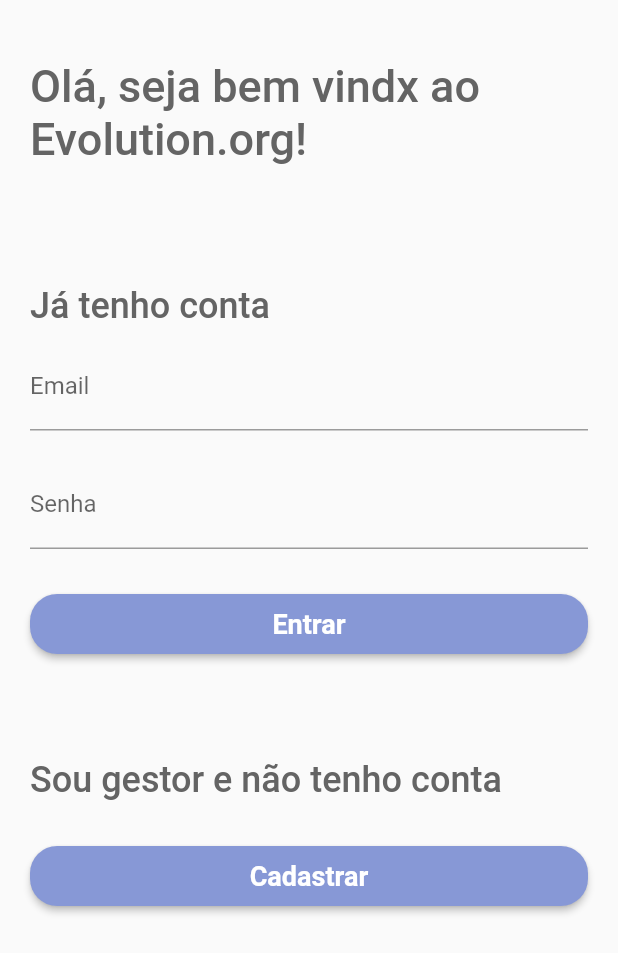
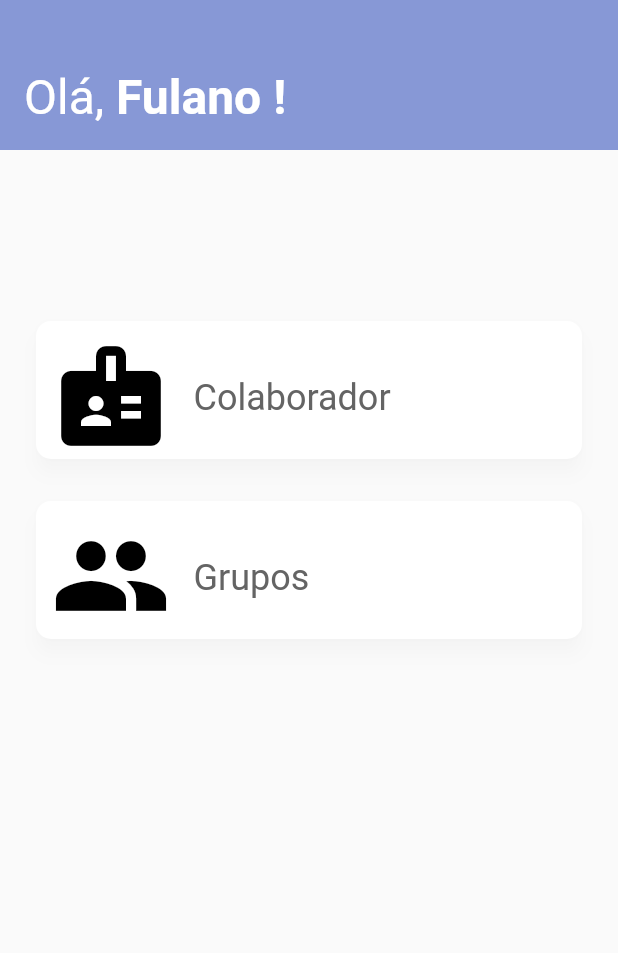
Before and after one commit to EvolutionAppOrganization/evolutionApp, a Flutter app: the screen it shows after launch, on a phone screen of 412 x 824 dp. Shown: the top 953 px of the screen. Run offline on Flutter 3.47's test engine with Material 2 defaults, Android fonts, the phone set to English and light mode, and no system bars.

Commit message:
priimeiro push

```diff
--- a/evolution_org/lib/main.dart
+++ b/evolution_org/lib/main.dart
@@ -1,9 +1,11 @@
 import 'package:evolution_org/view/cadastro/cadastro.dart';
+import 'package:evolution_org/view/crie-grupo/crie-grupo.dart';
 import 'package:evolution_org/view/initial/initial.dart';
+import 'package:evolution_org/view/tela-inicial-logado/tela-inicial.logado.dart';
 import 'package:flutter/material.dart';
 
 void main() {
-  runApp(const Initial());
+  runApp(const InitialLogged());
 }
 
 // class MyApp extends StatelessWidget {
--- a/evolution_org/lib/view/cadastro/cadastro.dart
+++ b/evolution_org/lib/view/cadastro/cadastro.dart
@@ -27,30 +27,56 @@ class MyStatefulWidget extends StatefulWidget {
 }
 
 class _MyStatefulWidgetState extends State<MyStatefulWidget> {
-    TextEditingController nomeController = TextEditingController();
-      TextEditingController sobrenomeController = TextEditingController();
+  TextEditingController nomeController = TextEditingController();
+  TextEditingController sobrenomeController = TextEditingController();
   TextEditingController emailController = TextEditingController();
   TextEditingController passwordController = TextEditingController();
   static const colorText = Color.fromARGB(255, 100, 100, 100);
+  var firstText = RichText(
+    text: TextSpan(
+      style: const TextStyle(
+        fontSize: 24.0,
+        color: colorText,
+      ),
+      children: <TextSpan>[
+        TextSpan(text: 'Informações '),
+        TextSpan(
+            text: 'cadastrais',
+            style: const TextStyle(fontWeight: FontWeight.bold)),
+      ],
+    ),
+  );
+
+  var secondText = RichText(
+    text: TextSpan(
+
+      style: const TextStyle(
+        fontSize: 24.0,
+        color: colorText,
+      ),
+      children: <TextSpan>[
+        TextSpan(text: 'Crie um '),
+        TextSpan(
+            text: 'grupo ',
+            style: const TextStyle(fontWeight: FontWeight.bold)),
+        TextSpan(text: 'do seu time'),
+      ],
+    ),
+  );
+
+    String dropdownValue = 'One';
 
   @override
   Widget build(BuildContext context) {
     return Padding(
-        padding: const EdgeInsets.fromLTRB(10, 40, 10, 0),
+        padding: const EdgeInsets.fromLTRB(10, 150, 10, 0),
         // child: Center(
         child: ListView(
           children: <Widget>[
             Container(
                 // alignment: Alignment.center,
                 padding: const EdgeInsets.all(10),
-                child: const Text(
-                  'Informações cadastrais',
-                  textAlign: TextAlign.left,
-                  style: TextStyle(
-                      color: colorText,
-                      fontWeight: FontWeight.w500,
-                      fontSize: 24),
-                )),
+                child: firstText),
             Container(
               padding: const EdgeInsets.all(10),
               child: TextField(
@@ -94,7 +120,7 @@ class _MyStatefulWidgetState extends State<MyStatefulWidget> {
             ),
             Container(
                 height: 70,
-                padding: const EdgeInsets.fromLTRB(10, 30, 10, 0),
+                padding: const EdgeInsets.fromLTRB(50, 30, 50, 0),
                 child: ElevatedButton(
                   style: ButtonStyle(
                       backgroundColor:
@@ -111,77 +137,14 @@ class _MyStatefulWidgetState extends State<MyStatefulWidget> {
                     print(emailController.text);
                     print(passwordController.text);
                   },
-                )),
-            Container(
-                padding: const EdgeInsets.fromLTRB(10, 70, 10, 0),
-                child: const Text(
-                  'Sou gestor e não tenho conta',
-                  textAlign: TextAlign.left,
-                  style: TextStyle(
-                      color: colorText,
-                      fontWeight: FontWeight.w500,
-                      fontSize: 30),
-                )),
-            Container(
-                height: 70,
-                padding: const EdgeInsets.fromLTRB(10, 30, 10, 0),
-                child: ElevatedButton(
-                  style: ButtonStyle(
-                      backgroundColor:
-                          MaterialStateProperty.all<Color>(Color(0xff8798D6)),
-                      shape: MaterialStateProperty.all<RoundedRectangleBorder>(
-                          RoundedRectangleBorder(
-                        borderRadius: BorderRadius.circular(18.0),
-                      ))),
-                  child: const Text(
-                    'Cadastrar',
-                    style: TextStyle(fontSize: 18, fontWeight: FontWeight.bold),
-                  ),
-                  onPressed: () {
-                    print(emailController.text);
-                    print(passwordController.text);
-                  },
-                ))
-            // Row(
-            //   children: <Widget>[
-            //     const Text('Does not have account?'),
-            //     TextButton(
-            //       child: const Text(
-            //         'Sign in',
-            //         style: TextStyle(fontSize: 20),
-            //       ),
-            //       onPressed: () {
-            //         //signup screen
-            //       },
-            //     )
-            //   ],
-            //   mainAxisAlignment: MainAxisAlignment.center,
-            // ),
+                )
+                ),
+
+
           ],
         )
         // )
         );
   }
-  // Widget build(BuildContext context) {
-  //   return Padding(
-  //       padding: const EdgeInsets.all(30.0),
-  //       // appBar: AppBar(
-  //       //   backgroundColor: Color(0xff8798D6),
-  //       //   title: Text('Olá, seja bem vindo ao Evolution.org',
-  //       //       style: TextStyle(color: Colors.white)),
-  //       // ),
-  //       child: ListView(children: <Widget>[
-  //            Container(
-  //             padding: const EdgeInsets.all(10),
-  //             child: TextField(
-  //               decoration: const InputDecoration(
-  //                 border: OutlineInputBorder(),
-  //                 labelText: 'User Name',
-  //               ),
-  //             ),
-  //           ),
-  //       ]
-  //       )
-  //       );
-  // }
+
 }
--- /dev/null
+++ b/evolution_org/lib/view/crie-grupo/crie-grupo.dart
@@ -0,0 +1,135 @@
+import 'package:flutter/material.dart';
+
+void main() => runApp(const CrieGrupo());
+
+class CrieGrupo extends StatelessWidget {
+  const CrieGrupo({Key? key}) : super(key: key);
+
+  static const String _title = 'Evolution.org';
+
+  @override
+  Widget build(BuildContext context) {
+    return MaterialApp(
+      title: _title,
+      home: Scaffold(
+        appBar: null,
+        body: Center(child: const MyStatefulWidget()),
+      ),
+    );
+  }
+}
+
+class MyStatefulWidget extends StatefulWidget {
+  const MyStatefulWidget({Key? key}) : super(key: key);
+
+  @override
+  State<MyStatefulWidget> createState() => _MyStatefulWidgetState();
+}
+
+class _MyStatefulWidgetState extends State<MyStatefulWidget> {
+  TextEditingController nomeController = TextEditingController();
+  TextEditingController sobrenomeController = TextEditingController();
+  TextEditingController emailController = TextEditingController();
+  TextEditingController passwordController = TextEditingController();
+  static const colorText = Color.fromARGB(255, 100, 100, 100);
+  var firstText = RichText(
+    text: TextSpan(
+      style: const TextStyle(
+        fontSize: 24.0,
+        color: colorText,
+      ),
+      children: <TextSpan>[
+           TextSpan(
+            text: 'Configure ',
+            style: const TextStyle(fontWeight: FontWeight.bold)),
+        TextSpan(text: 'seu grupo '),
+      ],
+    ),
+  );
+  var longText = RichText(
+    text: TextSpan(
+      style: const TextStyle(
+        fontSize: 18,
+        color: colorText,
+      ),
+      children: <TextSpan>[
+        TextSpan(text: "Aqui você colocará as pessoas que fazem parte do seu time, os seus liderados.",
+        style: TextStyle(height: 1.5))
+      ],
+    ),
+  );
+    var longTextPartTwo = RichText(
+    text: TextSpan(
+      style: const TextStyle(
+        fontSize: 18,
+        color: colorText,
+      ),
+      children: <TextSpan>[
+        TextSpan(text: "Cada pessoa só pode ser adicionada à um único grupo. ",
+        style: TextStyle(height: 1.5)
+        )
+      ],
+    ),
+  );
+    String dropdownValue = 'One';
+
+  @override
+  Widget build(BuildContext context) {
+    return Padding(
+        padding: const EdgeInsets.fromLTRB(25, 150, 25, 0),
+        // child: Center(
+        child: ListView(
+          children: <Widget>[
+           Container(
+                    // alignment: Alignment.center,
+                    padding: const EdgeInsets.fromLTRB(10, 10, 10, 40),
+                    child: firstText
+                  ),
+            Container(
+                    // alignment: Alignment.center,
+                    padding: const EdgeInsets.all(10),
+                    child: longText
+                  ),
+            Container(
+                    // alignment: Alignment.center,
+                    padding: const EdgeInsets.all(10),
+                    child: longTextPartTwo
+                  ),
+
+                  Container(
+                      height: 70,
+                      padding: const EdgeInsets.fromLTRB(50, 30, 50, 0),
+                      child: ElevatedButton(
+                        style: ButtonStyle(
+                          backgroundColor: MaterialStateProperty.all<Color>(Color(0xff8798D6)),
+                          shape: MaterialStateProperty.all<RoundedRectangleBorder>(
+                            RoundedRectangleBorder(
+                              borderRadius: BorderRadius.circular(18.0),
+                            )
+                          )
+                        ),
+                        child: const Text(
+                          'Configurar agora',
+                          style: TextStyle(
+                            fontSize: 18,
+                            fontWeight: FontWeight.bold
+                          ),
+                        ),
+                        onPressed: () {
+
+                        },
+                      )
+                    ),
+                    Container(
+                      padding: EdgeInsets.only(top:20),
+                      child: Center(
+                        child: const Text("Configurar depois"),
+                        )
+                    ),
+          ],
+        )
+        // )
+        );
+  }
+
+}
--- a/evolution_org/lib/view/initial/initial.dart
+++ b/evolution_org/lib/view/initial/initial.dart
@@ -32,37 +32,68 @@ class _MyStatefulWidgetState extends State<MyStatefulWidget> {
   TextEditingController nameController = TextEditingController();
   TextEditingController passwordController = TextEditingController();
   static const colorText = Color.fromARGB(255, 100, 100, 100);
+  var textCad = RichText(
+    text: TextSpan(
+      // Note: Styles for TextSpans must be explicitly defined.
+      // Child text spans will inherit styles from parent
+      style: const TextStyle(
+        fontSize: 22.0,
+        color: colorText,
+      ),
+      children: <TextSpan>[
+        TextSpan(text: 'Sou '),
+        TextSpan(text: 'gestor ', style: const TextStyle(fontWeight: FontWeight.bold)),
+        TextSpan(text: 'e '),
+          TextSpan(text: 'não tenho conta ', style: const TextStyle(fontWeight: FontWeight.bold)),
+      ],
+    ),
+  );
 
+    var textLogin = RichText(
+    text: TextSpan(
+      // Note: Styles for TextSpans must be explicitly defined.
+      // Child text spans will inherit styles from parent
+      style: const TextStyle(
+        fontSize: 22.0,
+        color: colorText,
+      ),
+      children: <TextSpan>[
+        TextSpan(text: 'Já '),
+        TextSpan(text: 'tenho conta ', style: const TextStyle(fontWeight: FontWeight.bold))
+      ],
+    ),
+  );
+
+      var textEnter = RichText(
+    text: TextSpan(
+      // Note: Styles for TextSpans must be explicitly defined.
+      // Child text spans will inherit styles from parent
+      style: const TextStyle(
+        fontSize: 28.0,
+        color: colorText,
+      ),
+      children: <TextSpan>[
+        TextSpan(text: 'Olá, seja bem vindx ao '),
+        TextSpan(text: 'Evolution.org! ', style: TextStyle(color: Color(0xffffd1c7), fontWeight: FontWeight.bold))
+      ],
+    ),
+  );
   @override
   Widget build(BuildContext context) {
     return Padding(
-        padding: const EdgeInsets.fromLTRB(10, 30, 10, 0),
+        padding: const EdgeInsets.fromLTRB(10, 50, 10, 0),
           // child: Center(
                 child: ListView(
               children: <Widget>[
                  Container(
                     // alignment: Alignment.center,
                     padding: const EdgeInsets.all(10),
-                    child: const Text(
-                      'Olá, seja bem vindx ao Evolution.org!',
-                      textAlign: TextAlign.left,
-                      style: TextStyle(
-                          color: colorText,
-                          fontWeight: FontWeight.w500,
-                          fontSize: 30),
-                    )
+                    child: textEnter
                   ),
                 Container(
                     // alignment: Alignment.center,
                     padding: const EdgeInsets.fromLTRB(10, 70, 10, 0),
-                    child: const Text(
-                      'Já tenho conta',
-                      textAlign: TextAlign.left,
-                      style: TextStyle(
-                          color: colorText,
-                          fontWeight: FontWeight.w500,
-                          fontSize: 24),
-                    )
+                    child: textLogin
                   ),
                 Container(
                   padding: const EdgeInsets.all(10),
@@ -87,7 +118,7 @@ class _MyStatefulWidgetState extends State<MyStatefulWidget> {
                 ),
                 Container(
                       height: 70,
-                      padding: const EdgeInsets.fromLTRB(10, 30, 10, 0),
+                      padding: const EdgeInsets.fromLTRB(50, 30, 50, 0),
                       child: ElevatedButton(
                         style: ButtonStyle(
                           backgroundColor: MaterialStateProperty.all<Color>(Color(0xff8798D6)),
@@ -112,18 +143,11 @@ class _MyStatefulWidgetState extends State<MyStatefulWidget> {
                     ),
                     Container(
                     padding: const EdgeInsets.fromLTRB(10, 70, 10, 0),
-                      child: const Text(
-                        'Sou gestor e não tenho conta',
-                        textAlign: TextAlign.left,
-                        style: TextStyle(
-                            color: colorText,
-                            fontWeight: FontWeight.w500,
-                            fontSize: 24),
-                      )
+                      child: textCad
                     ),
                               Container(
                       height: 70,
-                      padding: const EdgeInsets.fromLTRB(10, 30, 10, 0),
+                       padding: const EdgeInsets.fromLTRB(50, 30, 50, 0),
                       child: ElevatedButton(
                         style: ButtonStyle(
                           backgroundColor: MaterialStateProperty.all<Color>(Color(0xff8798D6)),
--- /dev/null
+++ b/evolution_org/lib/view/tela-inicial-logado/tela-inicial.logado.dart
@@ -0,0 +1,167 @@
+import 'package:flutter/material.dart';
+
+void main() => runApp(const InitialLogged());
+
+class InitialLogged extends StatelessWidget {
+  const InitialLogged({Key? key}) : super(key: key);
+
+  static const String _title = 'Evolution.org';
+
+  @override
+  Widget build(BuildContext context) {
+    var tabText = RichText(
+      text: TextSpan(
+        style: const TextStyle(
+          fontSize: 32.0,
+          color: Colors.white,
+        ),
+        children: <TextSpan>[
+          TextSpan(text: 'Olá, '),
+          TextSpan(
+              text: 'Fulano !',
+              style: const TextStyle(fontWeight: FontWeight.bold)),
+        ],
+      ),
+    );
+    return MaterialApp(
+      title: "Evolution.org",
+      home: Scaffold(
+        appBar: AppBar(
+          elevation: 0,
+          toolbarHeight: 100,
+          backgroundColor: Color(0xff8798D6),
+          centerTitle: false,
+          title: Padding(
+            padding: const EdgeInsets.fromLTRB(0, 30, 0, 0),
+            child: tabText
+            ),
+        ),
+        body: Center(child: const MyStatefulWidget()),
+      ),
+    );
+  }
+}
+
+class MyStatefulWidget extends StatefulWidget {
+  const MyStatefulWidget({Key? key}) : super(key: key);
+
+  @override
+  State<MyStatefulWidget> createState() => _MyStatefulWidgetState();
+}
+
+class _MyStatefulWidgetState extends State<MyStatefulWidget> {
+  TextEditingController nomeController = TextEditingController();
+  TextEditingController sobrenomeController = TextEditingController();
+  TextEditingController emailController = TextEditingController();
+  TextEditingController passwordController = TextEditingController();
+  static const colorText = Color.fromARGB(255, 100, 100, 100);
+  var firstText = RichText(
+    text: TextSpan(
+      style: const TextStyle(
+        fontSize: 24.0,
+        color: colorText,
+      ),
+      children: <TextSpan>[
+        TextSpan(text: 'Informações '),
+        TextSpan(
+            text: 'cadastrais',
+            style: const TextStyle(fontWeight: FontWeight.bold)),
+      ],
+    ),
+  );
+
+  var secondText = RichText(
+    text: TextSpan(
+      style: const TextStyle(
+        fontSize: 24.0,
+        color: colorText,
+      ),
+      children: <TextSpan>[
+        TextSpan(text: 'Crie um '),
+        TextSpan(
+            text: 'grupo ',
+            style: const TextStyle(fontWeight: FontWeight.bold)),
+        TextSpan(text: 'do seu time'),
+      ],
+    ),
+  );
+
+  @override
+  Widget build(BuildContext context) {
+    return Padding(
+        padding: const EdgeInsets.fromLTRB(10, 100, 10, 0),
+        // child: Center(
+        child: ListView(
+          children: <Widget>[
+            Container(
+                // alignment: Alignment.center,
+                padding: const EdgeInsets.all(10),
+                child: SizedBox(
+                  width: 200.0,
+                  height: 100.0,
+                  child: Card(
+                      shape: RoundedRectangleBorder(
+                        borderRadius: BorderRadius.circular(10.0),
+                      ),
+                      elevation: 5,
+                      shadowColor: Colors.black12,
+                      child: Padding(
+                          padding: EdgeInsets.all(10.0),
+                          child: Row(children: const <Widget>[
+                            Icon(
+                              Icons.badge,
+                              color: Colors.black,
+                              size: 80.0,
+                              semanticLabel:
+                                  'Text to announce in accessibility modes',
+                            ),
+                            Padding(
+                              padding:
+                                  const EdgeInsets.fromLTRB(15, 20, 10, 10),
+                              child: Text(
+                                'Colaborador',
+                                style:
+                                    TextStyle(color: colorText, fontSize: 24),
+                              ),
+                            )
+                          ]))),
+                )),
+            Container(
+                // alignment: Alignment.center,
+                padding: const EdgeInsets.all(10),
+                child: SizedBox(
+                  width: 200.0,
+                  height: 100.0,
+                  child: Card(
+                      shape: RoundedRectangleBorder(
+                        borderRadius: BorderRadius.circular(10.0),
+                      ),
+                      elevation: 5,
+                      shadowColor: Colors.black12,
+                      child: Padding(
+                          padding: EdgeInsets.all(10.0),
+                          child: Row(children: const <Widget>[
+                            Icon(
+                              Icons.group,
+                              color: Colors.black,
+                              size: 80.0,
+                              semanticLabel:
+                                  'Text to announce in accessibility modes',
+                            ),
+                            Padding(
+                              padding:
+                                  const EdgeInsets.fromLTRB(15, 20, 10, 10),
+                              child: Text(
+                                'Grupos',
+                                style:
+                                    TextStyle(color: colorText, fontSize: 24),
+                              ),
+                            )
+                          ]))),
+                )),
+          ],
+        )
+        // )
+        );
+  }
+}
```
Also changed, not shown: evolution_org/flutter_01.png (added), 16 other files.
